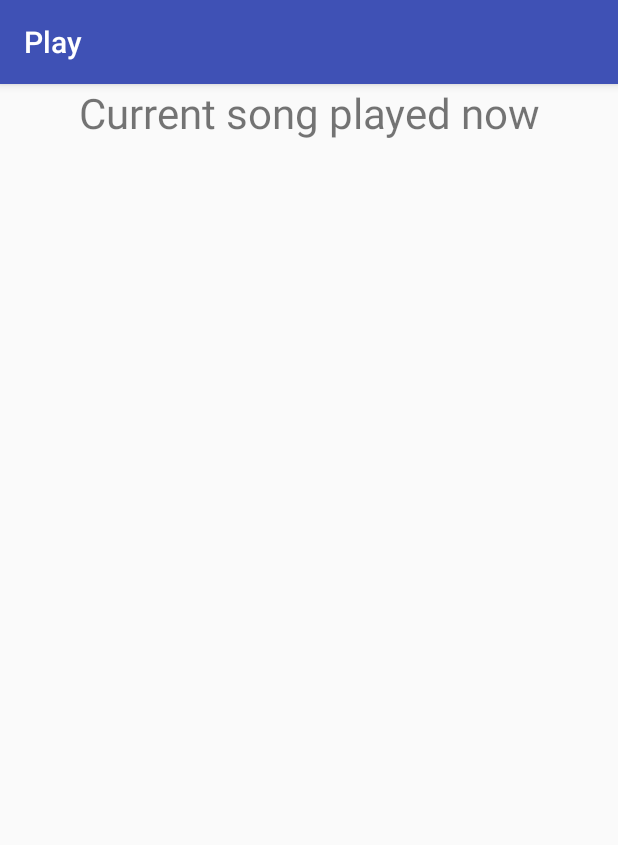
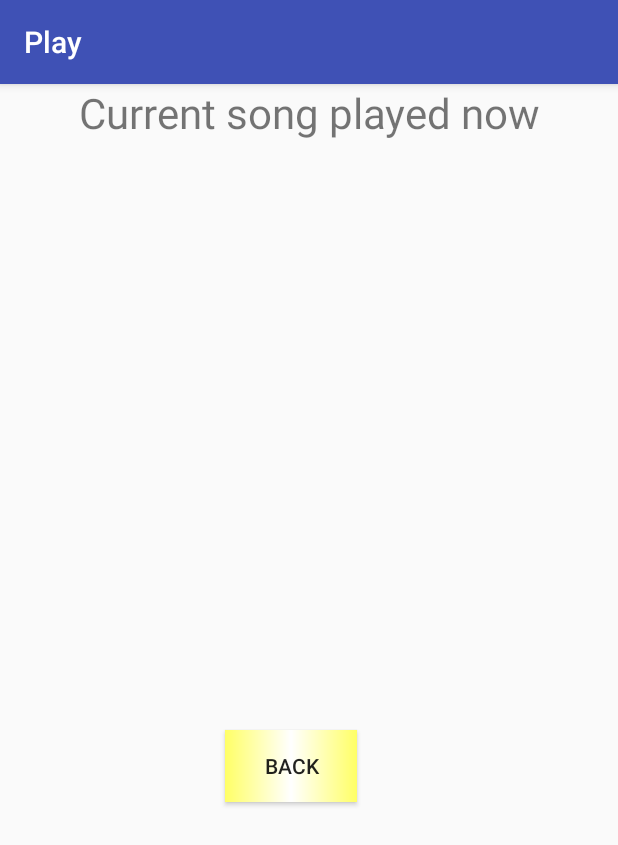
Before and after one commit to thirulak/Project4, an Android app: the PlayingActivity screen opened directly, with no data from a screen before it, on a phone screen of 412 x 824 dp. Shown: the top 845 px of the screen. Run offline under Robolectric (Android 15) with nearby library versions, the phone set to English and light mode, and no system bars.

Commit message:
Second commit

```diff
--- a/app/src/main/java/com/example/android/musi/PlayingActivity.java
+++ b/app/src/main/java/com/example/android/musi/PlayingActivity.java
@@ -1,7 +1,10 @@
 package com.example.android.musi;
 
+import android.content.Intent;
 import android.os.Bundle;
 import android.support.v7.app.AppCompatActivity;
+import android.view.View;
+import android.widget.Button;
 import android.widget.TextView;
 
 /**
@@ -20,5 +23,16 @@ public class PlayingActivity extends AppCompatActivity {
         TextView textView2 = findViewById(R.id.name2);
         textView1.setText(nameSong);
         textView2.setText(nameOther);
+        // Find the back button that goes to MainActivity
+        Button btnBack = (Button) findViewById(R.id.btn_back);
+        // Set a click listener on that View
+        btnBack.setOnClickListener(new View.OnClickListener() {
+            // The code in this method will be executed when the back button is clicked on.
+            @Override
+            public void onClick(View view) {
+                Intent btnIntent = new Intent(PlayingActivity.this, MainActivity.class);
+                startActivity(btnIntent);
+            }
+        });
     }
 }
--- a/app/src/main/java/com/example/android/musi/SongActivity.java
+++ b/app/src/main/java/com/example/android/musi/SongActivity.java
@@ -36,11 +36,12 @@ public class SongActivity extends AppCompatActivity {
         listView.setOnItemClickListener(new AdapterView.OnItemClickListener() {
             @Override
             public void onItemClick(AdapterView<?> parent, View view, int position, long id) {
-                Intent i = new Intent(SongActivity.this, PlaylistActivity.class);
+                Intent i = new Intent(SongActivity.this, PlayingActivity.class);
                 i.putExtra("song", songList.get(position).getFirstItem());
                 i.putExtra("other", songList.get(position).getSecondItem());
                 startActivity(i);
             }
         });
+
     }
 }
--- a/app/src/main/res/layout/activity_playing.xml
+++ b/app/src/main/res/layout/activity_playing.xml
@@ -1,6 +1,5 @@
 <?xml version="1.0" encoding="utf-8"?>
 <LinearLayout xmlns:android="http://schemas.android.com/apk/res/android"
-    xmlns:app="http://schemas.android.com/apk/res-auto"
     xmlns:tools="http://schemas.android.com/tools"
     android:layout_width="match_parent"
     android:layout_height="match_parent"
@@ -11,19 +10,32 @@
         android:layout_width="match_parent"
         android:layout_height="wrap_content"
         android:gravity="center"
-        android:textSize="28sp"
-        android:text="@string/t6"/>
+        android:text="@string/t6"
+        android:textSize="28sp" />
+
     <TextView
+        android:id="@+id/name1"
         android:layout_width="match_parent"
         android:layout_height="wrap_content"
         android:padding="16dp"
-        android:textStyle="bold"
-        android:id="@+id/name1" />
+        android:textStyle="bold" />
+
     <TextView
+        android:id="@+id/name2"
         android:layout_width="match_parent"
         android:layout_height="wrap_content"
         android:padding="16dp"
-        android:textStyle="bold"
-        android:id="@+id/name2" />
+        android:textStyle="bold" />
+
+    <Button
+        android:id="@+id/btn_back"
+        android:layout_width="wrap_content"
+        android:layout_height="wrap_content"
+        android:layout_marginLeft="150dp"
+        android:layout_marginStart="150dp"
+        android:layout_marginTop="290dp"
+        android:background="@drawable/btn_shape"
+        android:text="@string/back_btn" />
+
 
 </LinearLayout>
--- a/app/src/main/res/layout/list_item.xml
+++ b/app/src/main/res/layout/list_item.xml
@@ -20,4 +20,6 @@
         android:layout_height="wrap_content"
         android:textSize="14sp"
         tools:text="Second" />
+
+
 </LinearLayout>
```
Also changed, not shown: app/src/main/java/com/example/android/musi/ArtistActivity.java (+8 -9 lines).
